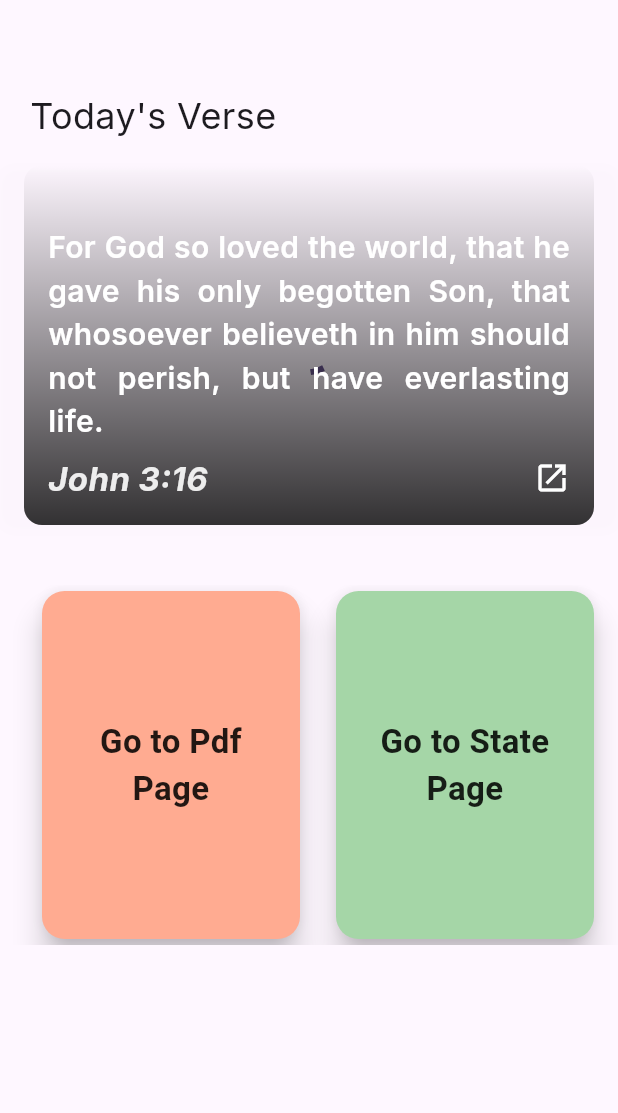
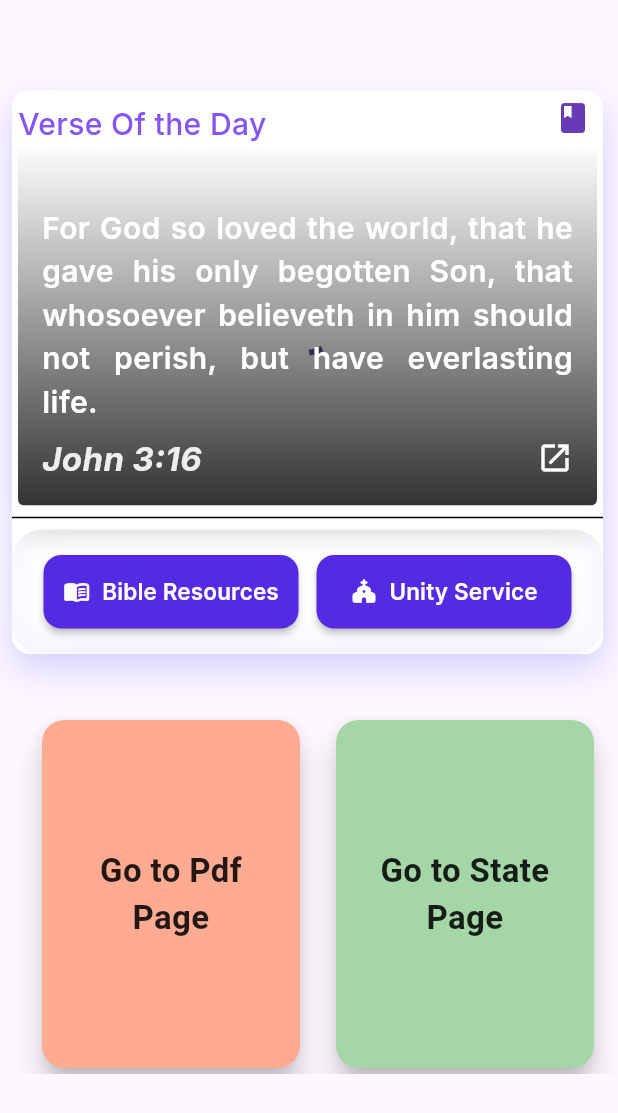
Before and after one commit to supratimdey/flutter_relearn_provider, a Flutter app: the screen it shows after launch, on a phone screen of 412 x 824 dp. Shown: the top 1113 px of the screen. Run offline on Flutter 3.47's test engine with Material 3 defaults, Android fonts, the light colour scheme and no system bars; our stand-ins replace cached_network_image, flutter_riverpod, get, google_fonts, hive_ce, hive_ce_flutter and 2 more; missing offline and left inert: internet_file, pdfx; accounts and stored records are empty; network calls fail.

Commit message:
wotd feature with bible ref , bible resoure and unity service done

```diff
--- /dev/null
+++ b/lib/constants/constant_colors.dart
@@ -0,0 +1,62 @@
+import 'package:flutter/material.dart';
+
+class ConstantColors {
+  final Color lightColor = const Color(0xff6c788a);
+  final Color darkColor = const Color(0xFF100E20);
+  final Color blueColor = const Color(0xff5626E2);
+  final Color purpleColor = const Color(0xff8455F3);
+  final Color lightBlueColor = Colors.lightBlueAccent.shade200;
+  final Color redColor = Colors.red;
+  final Color whiteColor = Colors.white;
+  final Color blueGreyColor = Colors.blueGrey.shade900;
+  final Color greenColor = Colors.greenAccent;
+  final Color yellowColor = Colors.yellow;
+  final Color transperant = Colors.transparent;
+  final Color greyColor = Colors.grey.shade600;
+}
+
+const kPrimaryColor = Color(0xff8455F3);
+const kAccentColor = Color(0xFFF1F1F1);
+const kWhiteColor = Color(0xFFFFFFFF);
+const kLightColor = Color(0xFF808080);
+const kDarkColor = Color(0xFF303030);
+const kTransparent = Colors.transparent;
+
+const kDefaultPadding = 24.0;
+const kLessPadding = 10.0;
+const kFixPadding = 16.0;
+const kLess = 4.0;
+
+const kShape = 30.0;
+
+const kRadius = 0.0;
+
+const kHeadTextStyle = TextStyle(
+  fontSize: 24.0,
+  fontWeight: FontWeight.bold,
+);
+
+const kSubTextStyle = TextStyle(
+  fontSize: 18.0,
+  color: kLightColor,
+);
+
+const kTitleTextStyle = TextStyle(
+  fontSize: 20.0,
+  color: kPrimaryColor,
+);
+
+const kDarkTextStyle = TextStyle(
+  fontSize: 20.0,
+  color: kDarkColor,
+);
+
+const kDivider = Divider(
+  color: kAccentColor,
+  thickness: kLessPadding,
+);
+
+const kSmallDivider = Divider(
+  color: kAccentColor,
+  thickness: 5.0,
+);
--- a/lib/pages/new.dart
+++ b/lib/pages/new.dart
@@ -1,10 +1,9 @@
 import 'package:flutter/material.dart';
 import 'package:flutter_relearn_provider/pages/my_stateful_page.dart';
 import 'package:flutter_relearn_provider/pages/pdf_state_page.dart';
+import 'package:flutter_relearn_provider/widgets/wotd_holder.dart';
 import 'package:get/get.dart';
-import 'package:google_fonts/google_fonts.dart';
-import '../widgets/header_line.dart';
-import '../widgets/wotd_card.dart'; // 1. Import the new widget
+
 import 'greeting_screen.dart';
 
 class HomeScreen extends StatelessWidget { // Can now be a StatelessWidget
@@ -18,10 +17,11 @@ class HomeScreen extends StatelessWidget { // Can now be a StatelessWidget
         child: Column(
           children: [
             const SizedBox(height: 40),
-            HeaderLine(headerText: "Today's Verse"),
-            const SizedBox(height: 16),
+           // HeaderLine(headerText: "Today's Verse"),
+            //const SizedBox(height: 16),
             // 2. Use the self-contained Word of the day Card
-            const WotdCard(),
+            //const WotdCard(),
+            const WotdHolderPanel(),
 
             const SizedBox(height: 40),
             Center(
--- a/lib/services/pexels_service.dart
+++ b/lib/services/pexels_service.dart
@@ -12,10 +12,12 @@ class PexelsService {
 
   static Future<String?> getTodayImage() async {
     final url = Uri.parse(
-      "https://api.pexels.com/v1/collections/$collectionId?per_page=31",
+      "https://api.pexels.com/v1/collections/$collectionId?per_page=$totalImages",
     );
 
-    final response = await http.get(url, headers: {"Authorization": apiKey});
+    final response = await http.get(
+      url,
+      headers: {"Authorization": apiKey},);
 
     if (response.statusCode == 200) {
       final data = jsonDecode(response.body);
@@ -34,9 +36,14 @@ class PexelsService {
       // Extract the image URL for today's image based on the day of the month
       final today = DateTime.now().day;
 
-      return photos[today - 1]["src"]["large"] as String;
+      if (today > photos.length){
+        print("day of the month is greater .");
+        return photos[0]["src"]["large"] as String;
+      }
+
+      return photos[today -1]["src"]["large"] as String;
     }
-    print("Failed to load image. Status code: ${response.statusCode}");
+    print("Failed to load image. Status code: ${response.statusCode} ${response.body}");
     return null;
   }
 }
--- a/lib/widgets/wotd_card.dart
+++ b/lib/widgets/wotd_card.dart
@@ -75,9 +75,13 @@ class _WotdCardState extends State<WotdCard> {
             ],
           ),
           child: Padding(
-            padding: const EdgeInsets.only(left: 16.0, right: 16.0),
+            padding: const EdgeInsets.only(left: 4.0, right: 4.0),
             child: ClipRRect(
-              borderRadius: BorderRadius.circular(12),
+              borderRadius: BorderRadius .only(
+                  topLeft: Radius.zero,
+                  topRight:Radius.zero,
+                  bottomLeft: Radius.circular(4),
+                  bottomRight: Radius.circular(4)),
               child: Stack(
                 alignment: Alignment.center,
                 children: [
--- /dev/null
+++ b/lib/widgets/wotd_holder.dart
@@ -0,0 +1,216 @@
+import 'dart:ui';
+
+import 'package:flutter/material.dart';
+import 'package:flutter_relearn_provider/widgets/wotd_card.dart';
+import 'package:get/get.dart';
+
+import 'package:google_fonts/google_fonts.dart';
+import 'package:url_launcher/url_launcher_string.dart';
+
+import '../constants/constant_colors.dart';
+import '../pages/bible/bible_view_page.dart';
+
+class WotdHolderPanel extends StatelessWidget {
+  const WotdHolderPanel();
+
+  @override
+  Widget build(BuildContext context) {
+    debugPrint("Votd Holder Build  method called");
+
+    double _width = MediaQuery.of(context).size.width * 0.96;
+    final ConstantColors constantColors = ConstantColors();
+
+    return Padding(
+      padding: const EdgeInsets.only(left: 8.0, top: 0.0, right: 10.0),
+      //EdgeInsets.only(left: 16.0, right: 16.0),
+
+      child: Container(
+        width: double.infinity,
+        decoration: BoxDecoration(
+          color: Theme.of(context).brightness == Brightness.dark
+              ? Theme.of(context).colorScheme.surface.withOpacity(0.9)   // dark mode
+              : Colors.white,                                            // light mode
+
+          borderRadius: BorderRadius.circular(12),
+
+          boxShadow: [
+            BoxShadow(
+              color: Theme.of(context).brightness == Brightness.dark
+                  ? Colors.black.withOpacity(0.5)   // darker shadow in dark mode
+                  : Color.fromRGBO(143, 148, 255, 1).withOpacity(0.4),
+              blurRadius: 20,
+              offset: const Offset(0, 10),
+            ),
+          ],
+        ),
+        child: Column(
+          crossAxisAlignment: CrossAxisAlignment.start,
+          children: [
+          //  frostedVerseHeader(),
+            Row(
+              mainAxisAlignment: MainAxisAlignment.spaceBetween,
+              children: [
+                Padding(
+                  padding:
+                  const EdgeInsets.only(left: 4.0, top: 8.0, right: 84.0),
+                  child: Text(
+                    'Verse Of the Day',
+                    style: GoogleFonts.inter(
+                        fontSize: 20,
+                        fontWeight: FontWeight.w500,
+                        color: constantColors.purpleColor),
+                  ),
+                ),
+                Padding(
+                  padding: const EdgeInsets.only(right: 8.0),
+                  child: Icon(Icons.book, color: Colors.deepPurple),
+                ),
+              ],
+            ),
+            WotdCard(),
+            Divider(
+              color: Colors.black,
+            ),
+            actionBar(context)
+          ],
+        ),
+      ),
+    );
+  }
+
+// ─────────────────────────────────────────────
+//  FROSTED HEADER: "Verse Of the Day"
+// ─────────────────────────────────────────────
+
+  Widget frostedVerseHeader() {
+    return ClipRRect(
+      borderRadius: BorderRadius.circular(16),
+      child: BackdropFilter(
+        filter: ImageFilter.blur(sigmaX: 15, sigmaY: 15),
+        child: Container(
+          padding: const EdgeInsets.symmetric(vertical: 12, horizontal: 16),
+          decoration: BoxDecoration(
+            color: Colors.white.withOpacity(0.15),
+            borderRadius: BorderRadius.circular(16),
+            border: Border.all(
+              color: Colors.white.withOpacity(0.25),
+            ),
+            boxShadow: [
+              BoxShadow(
+                color: Colors.black.withOpacity(0.10),
+                blurRadius: 20,
+                offset: const Offset(0, 6),
+              ),
+            ],
+          ),
+          child: Row(
+            mainAxisAlignment: MainAxisAlignment.spaceBetween,
+            children: [
+              Padding(
+                padding: const EdgeInsets.only(left: 4),
+                child: Text(
+                  'Verse Of the Day',
+                  style: GoogleFonts.inter(
+                    fontSize: 20,
+                    fontWeight: FontWeight.w600,
+                    color: Colors.deepPurple,
+                  ),
+                ),
+              ),
+              const Padding(
+                padding: EdgeInsets.only(right: 8),
+                child: Icon(Icons.book, color: Colors.deepPurple),
+              ),
+            ],
+          ),
+        ),
+      ),
+    );
+  }
+
+
+  Widget actionBar(BuildContext context) {
+    return ClipRRect(
+      borderRadius: BorderRadius.circular(20),
+      child: BackdropFilter(
+        filter: ImageFilter.blur(sigmaX: 15, sigmaY: 15),
+        child: Container(
+          padding: const EdgeInsets.symmetric(vertical: 16, horizontal: 20),
+          decoration: BoxDecoration(
+            color: Colors.white.withOpacity(0.15),
+            borderRadius: BorderRadius.circular(20),
+            border: Border.all(color: Colors.white.withOpacity(0.2)),
+          ),
+          child: Row(
+            children: [
+              // ───────────────────────────────────────────────
+              // 📖 BIBLE RESOURCES BUTTON
+              // ───────────────────────────────────────────────
+              Expanded(
+                child: ElevatedButton.icon(
+                  onPressed: () {
+                    Get.to(() => BibleViewPage());
+                  },
+                  icon: const Icon(Icons.menu_book_rounded, color: Colors.white),
+                  label: Text(
+                    "Bible Resources",
+                    style: GoogleFonts.inter(
+                        color: Colors.white,
+                        fontSize: 15, fontWeight: FontWeight.w600),
+                  ),
+                  style: ElevatedButton.styleFrom(
+                    elevation: 2,
+                    backgroundColor: const Color(0xFF542AE2),
+                    shape: RoundedRectangleBorder(
+                      borderRadius: BorderRadius.circular(12),
+                    ),
+                    padding: const EdgeInsets.symmetric(vertical: 14),
+                  ),
+                ),
+              ),
+
+              const SizedBox(width: 12),
+
+              // ───────────────────────────────────────────────
+              // ⛪ UNITY SERVICE BUTTON
+              // ───────────────────────────────────────────────
+              Expanded(
+                child: ElevatedButton.icon(
+                  onPressed: () async {
+                    await _checkAndLaunchUrl();  // keeps your existing logic
+                  },
+                  icon: const Icon(Icons.church_rounded, color: Colors.white),
+                  label: Text(
+                    "Unity Service",
+                    style: GoogleFonts.inter(
+                        color: Colors.white,
+                        fontSize: 15, fontWeight: FontWeight.w600),
+                  ),
+                  style: ElevatedButton.styleFrom(
+                    elevation: 2,
+                    backgroundColor: const Color(0xFF542AE2),
+                    shape: RoundedRectangleBorder(
+                      borderRadius: BorderRadius.circular(12),
+                    ),
+                    padding: const EdgeInsets.symmetric(vertical: 14),
+                  ),
+                ),
+              ),
+            ],
+          ),
+        ),
+      ),
+    );
+  }
+
+
+  Future<void> _checkAndLaunchUrl() async {
+    const urlString = 'https://m.youtube.com/@ServeNowSriLanka';
+    if (await canLaunchUrlString(urlString)) {
+      await launchUrlString(urlString);
+    } else {
+      // Handle the case where the URL cannot be launched
+      print('Could not launch $urlString');
+    }
+  }
+}
--- a/pubspec.yaml
+++ b/pubspec.yaml
@@ -43,6 +43,8 @@ dependencies:
 
   webview_flutter: ^4.13.0
   cached_network_image: ^3.3.1
+
+  url_launcher: ^6.1.6
 
   google_fonts: ^6.3.2
 
```
Also changed, not shown: lib/pages/bible/bible_view_page.dart (added, +38 -0 lines), pubspec.lock, 7 other files.
